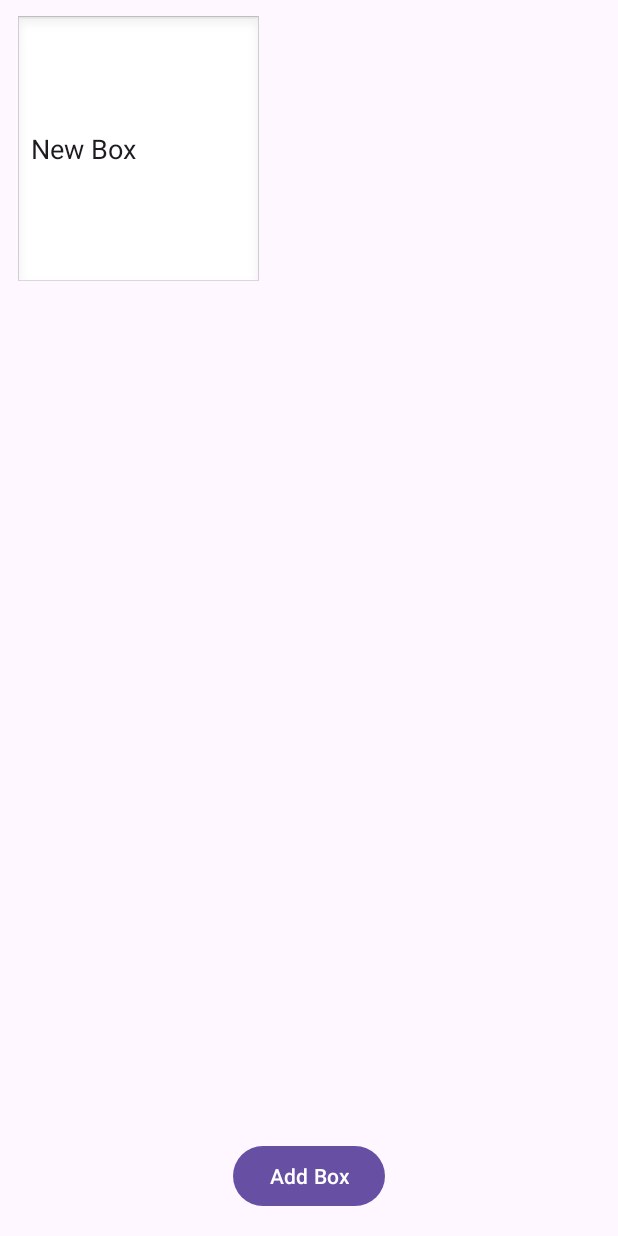
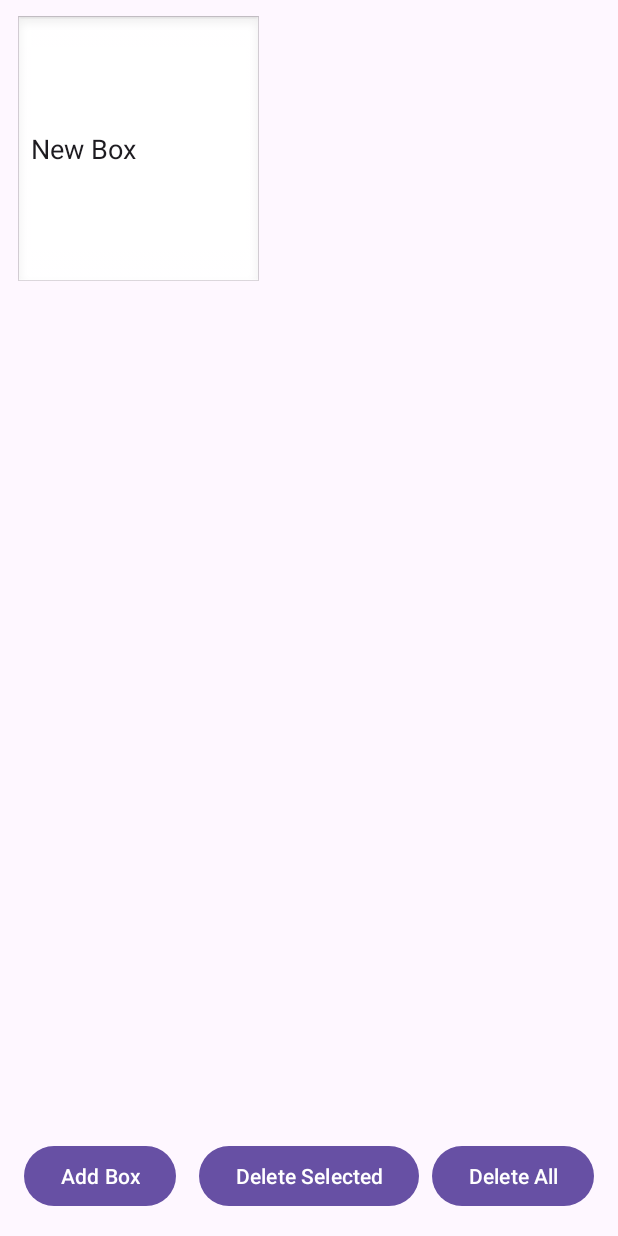
Before and after one commit to raidenhickman/mindmAPP, an Android app: the screen it shows after launch (MainActivity), after a tap on "Add Box", on a phone screen of 412 x 824 dp. Run offline under Robolectric (Android 15) with nearby library versions, the phone set to English and light mode, and no system bars.

Commit message:
Added delete buttons

```diff
--- a/app/src/main/java/com/example/mindmapp/MainActivity.kt
+++ b/app/src/main/java/com/example/mindmapp/MainActivity.kt
@@ -19,17 +19,21 @@ class MainActivity : AppCompatActivity() {
 
     private lateinit var rootLayout: FrameLayout
     private lateinit var addButton: Button
-
+    private lateinit var deleteButton: Button
+    private lateinit var deleteAllButton: Button
+    private var selectedBox: EditText? = null
     private var boxes = mutableListOf<EditText>()
-    private var selectedBox: EditText? = null
     private val prefs by lazy { getSharedPreferences("boxes_prefs", MODE_PRIVATE) }
 
     override fun onCreate(savedInstanceState: Bundle?) {
+
         super.onCreate(savedInstanceState)
         setContentView(R.layout.activity_main)
 
         rootLayout = findViewById(R.id.rootLayout)
         addButton = findViewById(R.id.addButton)
+        deleteButton= findViewById(R.id.deleteButton)
+        deleteAllButton = findViewById(R.id.deleteAllButton)
 
         resetBoxes()
         loadBoxes()
@@ -37,6 +41,19 @@ class MainActivity : AppCompatActivity() {
         addButton.setOnClickListener {
             createBox("New Box", 10.dp, 10.dp)
             saveBoxes()
+        }
+
+        deleteButton.setOnClickListener {
+            selectedBox?.let {
+                rootLayout.removeView(it)
+                boxes.remove(it)
+                selectedBox = null
+                saveBoxes()
+            }
+        }
+
+        deleteAllButton.setOnClickListener {
+            resetBoxes()
         }
     }
 
@@ -76,6 +93,11 @@ class MainActivity : AppCompatActivity() {
                     isDragging = false
                 }
             }
+            editText.setOnClickListener {
+                selectedBox?.setBackgroundResource(android.R.drawable.edit_text)
+                selectedBox = editText
+                editText.setBackgroundResource(android.R.drawable.dialog_holo_light_frame)
+            }
             false
         }
 
@@ -108,11 +130,14 @@ class MainActivity : AppCompatActivity() {
         }
     }
 
+
     private fun resetBoxes() {
         prefs.edit().remove("boxes").apply()
         rootLayout.removeAllViews()
         boxes.clear()
         rootLayout.addView(addButton)
+        rootLayout.addView(deleteButton)
+        rootLayout.addView(deleteAllButton)
     }
 
 }
--- a/app/src/main/res/layout/activity_main.xml
+++ b/app/src/main/res/layout/activity_main.xml
@@ -6,19 +6,6 @@
     android:layout_width="match_parent"
     android:layout_height="match_parent"
     tools:context=".MainActivity">
-
-    <FrameLayout
-        android:id="@+id/rootLayout"
-        android:layout_width="match_parent"
-        android:layout_height="match_parent">
-
-        <Button
-            android:id="@+id/addButton"
-            android:text="@string/add_box"
-            android:layout_width="wrap_content"
-            android:layout_height="wrap_content"
-            android:layout_gravity="bottom|center_horizontal"
-            android:layout_margin="16dp"/>
 
     <FrameLayout
         xmlns:android="http://schemas.android.com/apk/res/android"
@@ -51,8 +38,4 @@
             android:layout_margin="16dp"/>
     </FrameLayout>
 
-
-    </FrameLayout>
-
-
 </androidx.constraintlayout.widget.ConstraintLayout>
```
Lines whose indentation alone changed are shown as unchanged.
